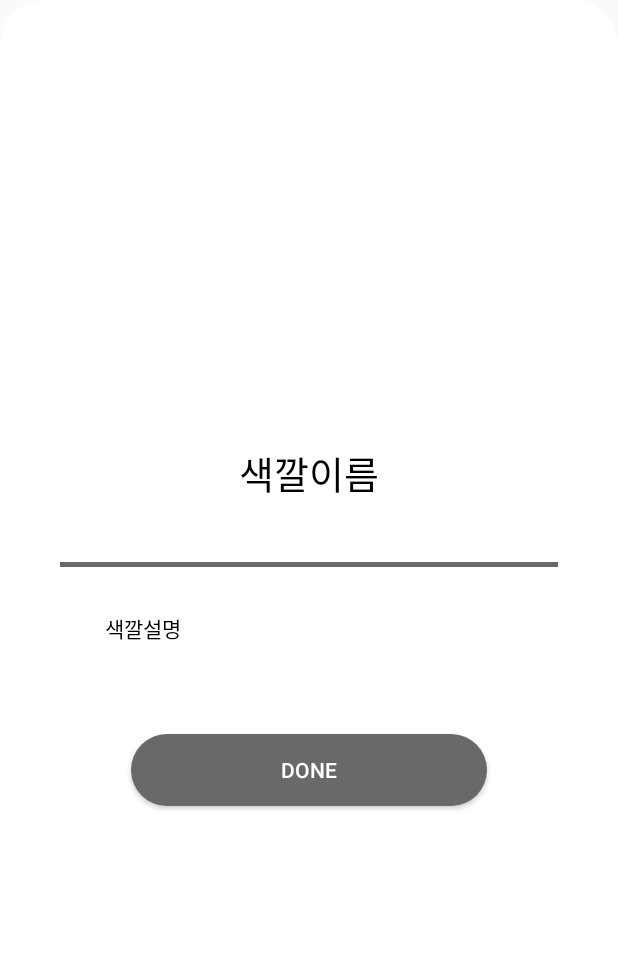
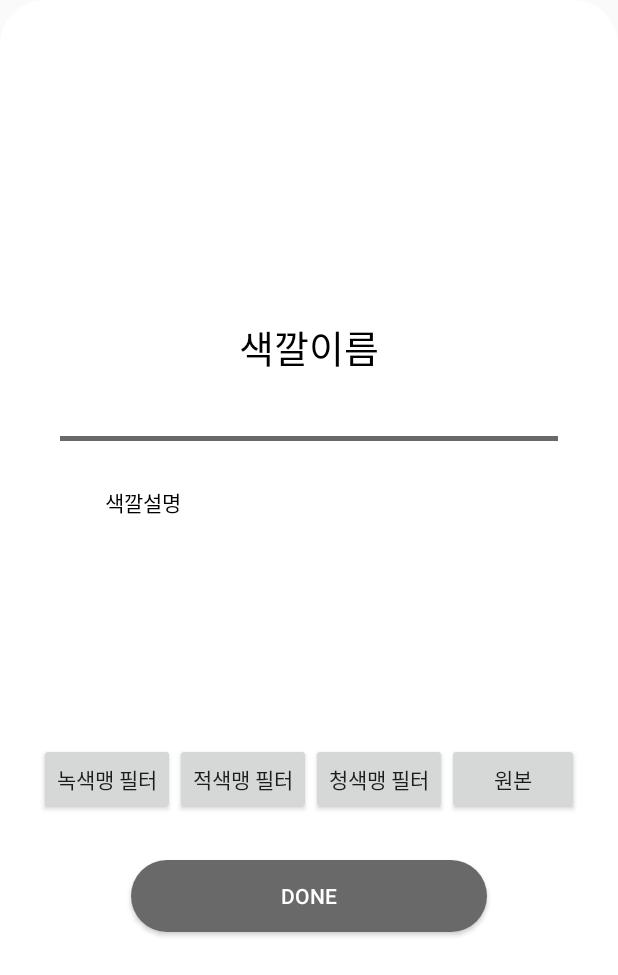
Before and after one commit to ChoiJjyo-RECO/RECO-frontend, an Android app built with Jetpack Compose: the layout activity_show_color_explain.xml on its own in the app's theme, with its tools: preview values and no code run, on a phone screen of 412 x 824 dp. Shown: the top 975 px of the screen. Run offline under Robolectric (Android 15) with nearby library versions, the phone set to English and light mode, and no system bars.

Commit message:
feat: 색깔 설명 팝업에 필터 추가

```diff
--- a/app/src/main/java/choijjyo/reco/view/myCloset/clothes/ClothesActivity.kt
+++ b/app/src/main/java/choijjyo/reco/view/myCloset/clothes/ClothesActivity.kt
@@ -46,7 +46,6 @@ class ClothesActivity : AppCompatActivity() {
             intent = Intent(this, ClosetActivity::class.java)
             startActivity(intent)
         }
-
         // 초기화 시 첫 번째 탭의 프래그먼트를 추가
         if (savedInstanceState == null) {
             val fragment = ClothesRecommendFragment(itemImageName)
--- a/app/src/main/java/choijjyo/reco/view/preference/PreferenceColorFragment.kt
+++ b/app/src/main/java/choijjyo/reco/view/preference/PreferenceColorFragment.kt
@@ -8,6 +8,7 @@ import android.widget.TableLayout
 import android.widget.TextView
 import android.widget.Toast
 import android.graphics.Color
+import android.graphics.drawable.BitmapDrawable
 import android.graphics.drawable.ColorDrawable
 import androidx.fragment.app.Fragment
 import choijjyo.reco.data.source.firestore.FirestoreHelper
@@ -77,6 +78,7 @@ class PreferenceColorFragment : Fragment() {
 
     // TableLayout에 버튼 설정하는 함수
     private fun setupButtons(tableLayout: TableLayout, buttonIds: Array<Int>, selectedButtons: MutableList<String>) {
+
         val colorDescriptions = mapOf(
             "검정색" to "아무런 색도 없이 어두운 색으로, 깊고 신비로운 느낌을 줍니다.\n눈을 감았을 때에 느껴지는 어둠을 상상해 보세요.",
             "하얀색" to "모든 색을 포함한 맑고 순수한 색으로, 깨끗하고 차분한 느낌을 줍니다.\n순수함과 청결을 상징하며, 밝고 평화로운 이미지를 상상해 보세요.",
--- a/app/src/main/java/choijjyo/reco/view/recognize/RecognizeActivity.kt
+++ b/app/src/main/java/choijjyo/reco/view/recognize/RecognizeActivity.kt
@@ -180,7 +180,7 @@ class RecognizeActivity : AppCompatActivity() {
             val docId = uri?.lastPathSegment
 
             // 요청 URL에 쿼리 매개변수 추가
-            val url = URL("https://8ff6-211-243-48-67.ngrok-free.app/detect_and_analyze?uid=$uid&doc_id=$docId")
+            val url = URL("https://0e35-121-166-22-33.ngrok-free.app/detect_and_analyze?uid=$uid&doc_id=$docId")
             val conn = url.openConnection() as HttpURLConnection
             conn.connectTimeout = 10000
             conn.requestMethod = "GET"
--- a/app/src/main/res/layout/activity_show_color_explain.xml
+++ b/app/src/main/res/layout/activity_show_color_explain.xml
@@ -37,6 +37,48 @@
             android:textColor="@color/black"
             android:text="색깔설명" />
 
+    <View
+            android:id="@+id/colorBox"
+            android:layout_width="100dp"
+            android:layout_height="100dp"
+            android:background="#FFFFFF"
+            app:layout_constraintTop_toTopOf="parent"
+            app:layout_constraintStart_toStartOf="parent"
+            app:layout_constraintEnd_toEndOf="parent" />
+
+    <LinearLayout
+            android:orientation="horizontal"
+            android:layout_width="match_parent"
+            android:layout_height="wrap_content"
+            android:layout_marginTop="20dp"
+            android:gravity="center">
+
+        <Button
+                android:id="@+id/color_deuteranopiaButton"
+                android:layout_width="wrap_content"
+                android:layout_height="wrap_content"
+                android:text="녹색맹 필터"
+                />
+
+        <Button
+                android:id="@+id/color_protanopiaButton"
+                android:layout_width="wrap_content"
+                android:layout_height="wrap_content"
+                android:text="적색맹 필터" />
+
+        <Button
+                android:id="@+id/color_tritanopiaButton"
+                android:layout_width="wrap_content"
+                android:layout_height="wrap_content"
+                android:text="청색맹 필터" />
+
+        <Button
+                android:id="@+id/color_originalImgButton"
+                android:layout_width="wrap_content"
+                android:layout_height="wrap_content"
+                android:text="원본" />
+    </LinearLayout>
+
     <Button
             android:id="@+id/btn_color_explain_shutdown"
             android:layout_width="wrap_content"
```
Also changed, not shown: app/src/main/java/choijjyo/reco/view/preference/ShowColorExplain.kt (+76 -4 lines), app/src/main/res/values/colorarray.xml (added, +23 -0 lines).
